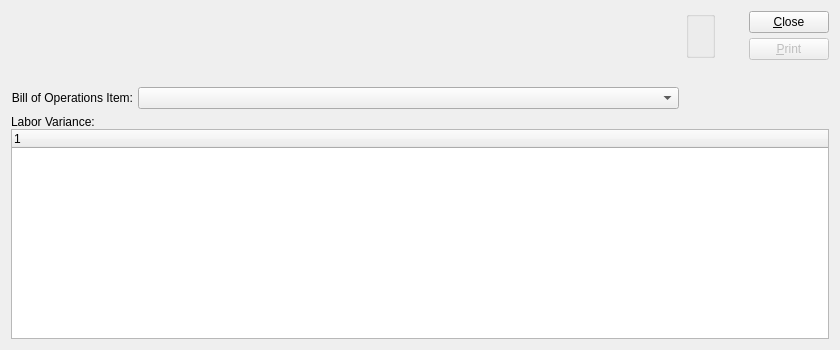
Old version of the form xtuple/trunk/guiclient/dspLaborVarianceByBOOItem.ui in the repository WooodHead/xtuple.
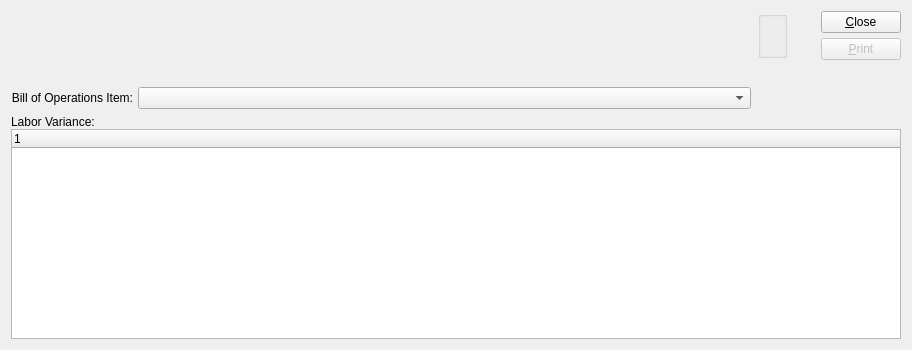
New version of the form. Custom widgets are drawn as their Qt base class.

Diff of the .ui file:
```diff
--- a/xtuple/trunk/guiclient/dspLaborVarianceByBOOItem.ui
+++ b/xtuple/trunk/guiclient/dspLaborVarianceByBOOItem.ui
@@ -5,7 +5,7 @@
    <rect>
     <x>0</x>
     <y>0</y>
-    <width>840</width>
+    <width>912</width>
     <height>350</height>
    </rect>
   </property>
```
Left out of the diff: 1 changed line with no effect on the pictures. Lines whose indentation alone changed are shown as unchanged.
